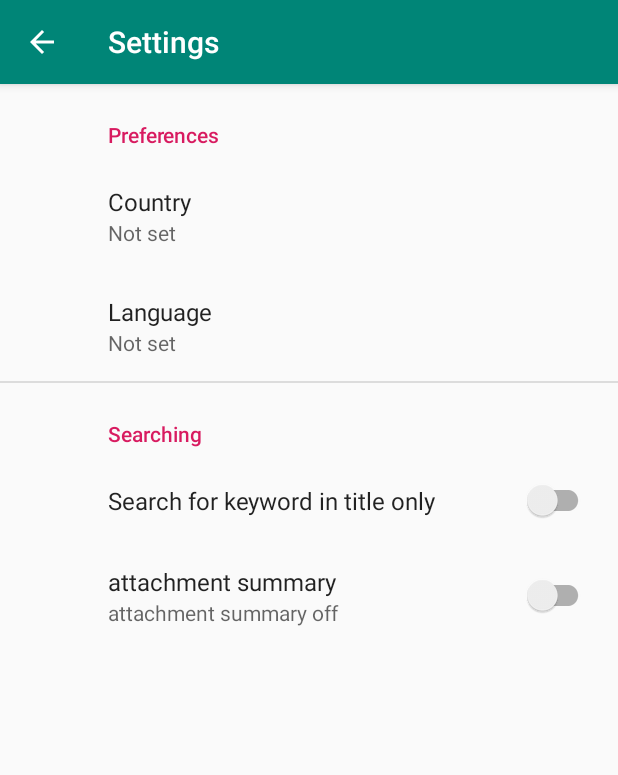
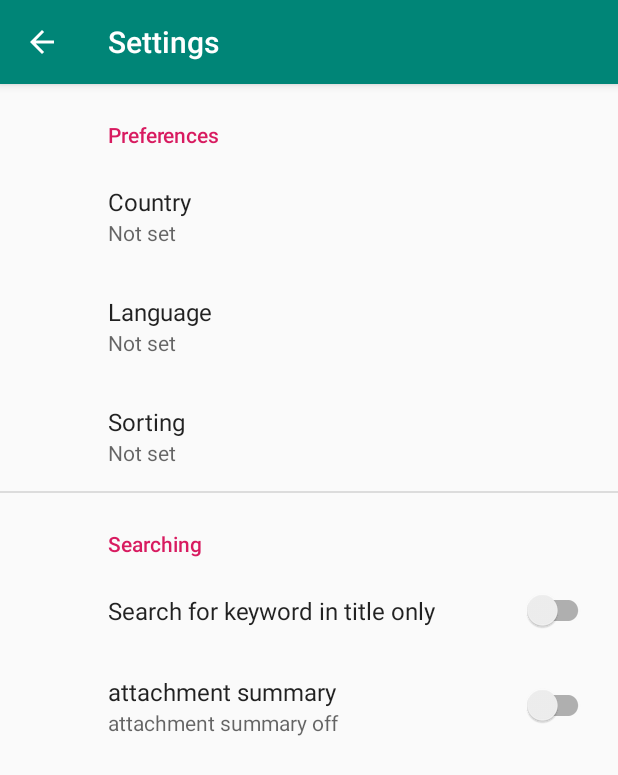
Before and after one commit to lastmaj/mobile-news-app, an Android app: the SettingsActivity screen opened directly, with no data from a screen before it, on a phone screen of 412 x 824 dp. Shown: the top 775 px of the screen. Run offline under Robolectric (Android 15) with nearby library versions, the phone set to English and light mode, and no system bars; our stand-ins replace androidx.preference.

Commit message:
Sorting preference for search added

```diff
--- a/app/src/main/java/com/example/newsapp/activities/MainActivity.java
+++ b/app/src/main/java/com/example/newsapp/activities/MainActivity.java
@@ -72,10 +72,12 @@ public class MainActivity extends AppCompatActivity {
         if ( keyword.length()>2 ){
             //load language for search results
             String prefLanguage = sharedPreferences.getString("language", "");
-            call = apiInterface.getNewsWithSearch(keyword, prefLanguage, "publishedAt", API_KEY);
+            String prefSort = sharedPreferences.getString("sortBy", "publishedAt");
+
+            //declare call
+            call = apiInterface.getNewsWithSearch(keyword, prefLanguage, prefSort, API_KEY);
         } else {
             //load country from shared preferences to fetch top headlines
-
             String prefCountry = sharedPreferences.getString("country", "us");
             call = apiInterface.getNews(prefCountry, API_KEY);
         }
--- a/app/src/main/res/values/arrays.xml
+++ b/app/src/main/res/values/arrays.xml
@@ -93,4 +93,17 @@
         <item>zh</item>
     </string-array>
 
+    <!-- Sorting Preference for search -->
+
+    <string-array name="sortby_entries">
+        <item>Relevancy</item>
+        <item>Popularity</item>
+        <item>Publishing time</item>
+    </string-array>
+
+    <string-array name="sortby_values">
+        <item>relevancy</item>
+        <item>popularity</item>
+        <item>publishedAt</item>
+    </string-array>
 </resources>
--- a/app/src/main/res/xml/root_preferences.xml
+++ b/app/src/main/res/xml/root_preferences.xml
@@ -34,6 +34,14 @@
             app:title="Language"
             app:useSimpleSummaryProvider="true" />
 
+        <ListPreference
+            app:defaultValue=" "
+            app:entries="@array/sortby_entries"
+            app:entryValues="@array/sortby_values"
+            app:key="sortBy"
+            app:title="Sorting"
+            app:useSimpleSummaryProvider="true" />
+
     </PreferenceCategory>
 
     <PreferenceCategory app:title="Searching">
```
